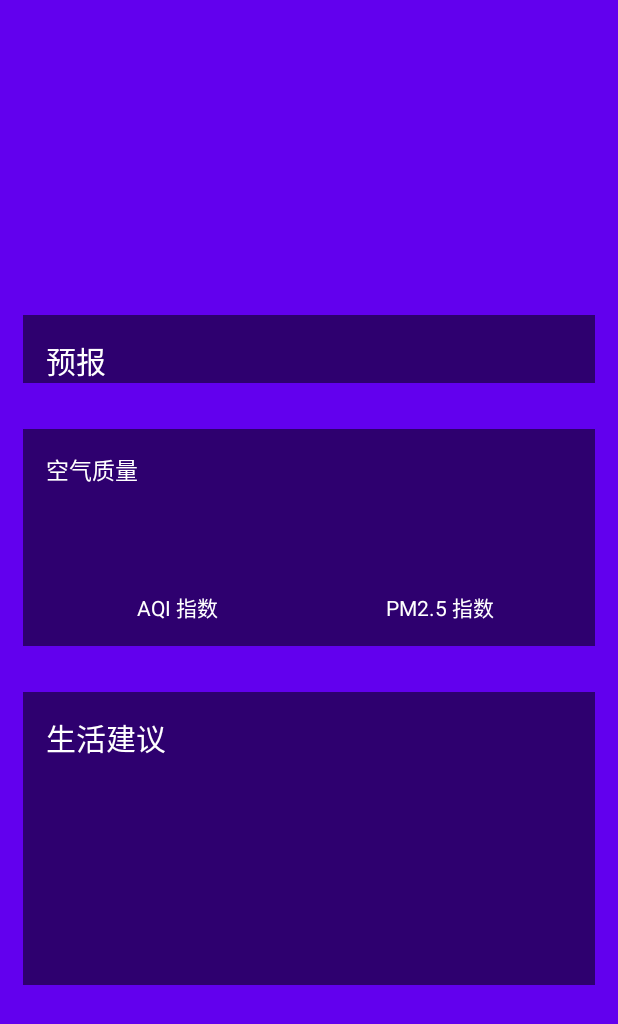
After one commit to Andy-Wang-cn/ChinaWeather, an Android app: the layout activity_weather.xml on its own in the app's theme, with its tools: preview values and no code run, on a phone screen of 412 x 824 dp. The commit adds this screen. Shown: the top 1024 px of the screen. Run offline under Robolectric (Android 15) with nearby library versions, the phone set to English and light mode, and no system bars.

Commit message:
add show weather

```diff
--- a/app/build.gradle
+++ b/app/build.gradle
@@ -32,6 +32,8 @@ dependencies {
     implementation 'androidx.appcompat:appcompat:1.2.0'
     implementation 'com.google.android.material:material:1.3.0'
     implementation 'androidx.constraintlayout:constraintlayout:2.0.4'
+    implementation 'com.android.support:appcompat-v7:26.+'
+    implementation 'com.android.support.constraint:constraint-layout:2.0.4'
     testImplementation 'junit:junit:4.+'
     androidTestImplementation 'androidx.test.ext:junit:1.1.2'
     androidTestImplementation 'androidx.test.espresso:espresso-core:3.3.0'
--- a/app/src/main/AndroidManifest.xml
+++ b/app/src/main/AndroidManifest.xml
@@ -3,6 +3,7 @@
     package="com.chinaweaher.android">
 
     <uses-permission android:name="android.permission.INTERNET" />
+
     <application
         android:name="org.litepal.LitePalApplication"
         android:allowBackup="true"
@@ -11,6 +12,9 @@
         android:roundIcon="@mipmap/ic_launcher_round"
         android:supportsRtl="true"
         android:theme="@style/Theme.ChinaWeather">
+        <activity
+            android:name=".WeatherActivity"
+            android:exported="true" />
         <activity
             android:name=".MainActivity"
             android:exported="true">
--- /dev/null
+++ b/app/src/main/res/layout/activity_weather.xml
@@ -0,0 +1,33 @@
+<?xml version="1.0" encoding="utf-8"?>
+<FrameLayout xmlns:android="http://schemas.android.com/apk/res/android"
+    android:layout_width="match_parent"
+    android:layout_height="match_parent"
+    android:background="?android:attr/colorPrimary">
+<ImageView
+    android:id="@+id/bing_pic_img"
+    android:layout_width="match_parent"
+    android:layout_height="match_parent"
+    android:scaleType="centerCrop"/>
+    <ScrollView
+        android:id="@+id/weather_layout"
+        android:layout_width="match_parent"
+        android:layout_height="match_parent"
+        android:scrollbars="none"
+        android:overScrollMode="never">
+        <LinearLayout
+            android:orientation="vertical"
+            android:layout_width="match_parent"
+            android:layout_height="wrap_content"
+            android:overScrollMode="never">
+            <include layout="@layout/title"/>
+            <include layout="@layout/now"/>
+            <include layout="@layout/forecast"/>
+            <include layout="@layout/aqi"/>
+            <include layout="@layout/suggestion"/>
+
+        </LinearLayout>
+    </ScrollView>
+
+
+
+</FrameLayout>
--- /dev/null
+++ b/app/src/main/res/layout/aqi.xml
@@ -0,0 +1,73 @@
+<?xml version="1.0" encoding="utf-8"?>
+<LinearLayout xmlns:android="http://schemas.android.com/apk/res/android"
+    android:orientation="vertical"
+    android:layout_width="match_parent"
+    android:layout_height="match_parent"
+    android:layout_margin="15dp"
+    android:background="#8000">
+
+    <TextView
+        android:layout_width="wrap_content"
+        android:layout_height="wrap_content"
+        android:layout_marginLeft="15dp"
+        android:layout_marginTop="15dp"
+        android:text="空气质量"
+        android:textColor="#fff"
+        android:textSize="15dp"/>
+
+    <LinearLayout
+        android:layout_width="match_parent"
+        android:layout_height="wrap_content"
+        android:layout_margin="15dp">
+        <RelativeLayout
+            android:layout_width="0dp"
+            android:layout_height="match_parent"
+            android:layout_weight="1">
+            <LinearLayout
+                android:orientation="vertical"
+                android:layout_width="match_parent"
+                android:layout_height="wrap_content"
+                android:layout_centerInParent="true">
+                <TextView
+                    android:id="@+id/aqi_text"
+                    android:layout_width="wrap_content"
+                    android:layout_height="wrap_content"
+                    android:layout_gravity="center"
+                    android:textColor="#fff"
+                    android:textSize="40sp"/>
+                <TextView
+                    android:layout_width="wrap_content"
+                    android:layout_height="wrap_content"
+                    android:layout_gravity="center"
+                    android:text="AQI 指数"
+                    android:textColor="#fff"/>
+            </LinearLayout>
+        </RelativeLayout>
+        <RelativeLayout
+            android:layout_width="0dp"
+            android:layout_height="match_parent"
+            android:layout_weight="1">
+            <LinearLayout
+                android:orientation="vertical"
+                android:layout_width="match_parent"
+                android:layout_height="wrap_content"
+                android:layout_centerInParent="true">
+                <TextView
+                    android:id="@+id/pm25_text"
+                    android:layout_width="wrap_content"
+                    android:layout_height="wrap_content"
+                    android:layout_gravity="center"
+                    android:textColor="#fff"
+                    android:textSize="40sp"/>
+                <TextView
+                    android:layout_width="wrap_content"
+                    android:layout_height="wrap_content"
+                    android:layout_gravity="center"
+                    android:text="PM2.5 指数"
+                    android:textColor="#fff"/>
+            </LinearLayout>
+        </RelativeLayout>
+    </LinearLayout>
+
+
+</LinearLayout>
--- /dev/null
+++ b/app/src/main/res/layout/forecast.xml
@@ -0,0 +1,24 @@
+<?xml version="1.0" encoding="utf-8"?>
+<LinearLayout xmlns:android="http://schemas.android.com/apk/res/android"
+    android:orientation="vertical"
+    android:layout_width="match_parent"
+    android:layout_height="wrap_content"
+    android:layout_margin="15dp"
+    android:background="#8000">
+
+    <TextView
+        android:layout_width="wrap_content"
+        android:layout_height="wrap_content"
+        android:layout_marginLeft="15dp"
+        android:layout_marginTop="15dp"
+        android:text="预报"
+        android:textColor="#fff"
+        android:textSize="20sp"/>
+    <LinearLayout
+        android:id="@+id/forecast_layout"
+        android:orientation="vertical"
+        android:layout_width="match_parent"
+        android:layout_height="wrap_content"/>
+
+
+</LinearLayout>
--- /dev/null
+++ b/app/src/main/res/layout/now.xml
@@ -0,0 +1,24 @@
+<?xml version="1.0" encoding="utf-8"?>
+<LinearLayout xmlns:android="http://schemas.android.com/apk/res/android"
+    android:orientation="vertical"
+    android:layout_width="match_parent"
+    android:layout_height="match_parent"
+    android:layout_margin="15dp">
+
+    <TextView
+        android:id="@+id/degree_text"
+        android:layout_width="wrap_content"
+        android:layout_height="wrap_content"
+        android:layout_gravity="end"
+        android:textColor="#fff"
+        android:textSize="60sp"/>
+
+    <TextView
+        android:id="@+id/weather_info_text"
+        android:layout_width="wrap_content"
+        android:layout_height="wrap_content"
+        android:layout_gravity="end"
+        android:textColor="#fff"
+        android:textSize="20sp"/>
+
+</LinearLayout>
--- /dev/null
+++ b/app/src/main/res/layout/suggestion.xml
@@ -0,0 +1,35 @@
+<?xml version="1.0" encoding="utf-8"?>
+<LinearLayout xmlns:android="http://schemas.android.com/apk/res/android"
+    android:orientation="vertical"
+    android:layout_width="match_parent"
+    android:layout_height="wrap_content"
+    android:layout_margin="15dp"
+    android:background="#8000">
+    <TextView
+        android:layout_width="wrap_content"
+        android:layout_height="wrap_content"
+        android:layout_marginLeft="15dp"
+        android:layout_marginTop="15dp"
+        android:text="生活建议"
+        android:textColor="#fff"
+        android:textSize="20sp"/>
+    <TextView
+        android:id="@+id/comfort_text"
+        android:layout_width="wrap_content"
+        android:layout_height="wrap_content"
+        android:layout_margin="15dp"
+        android:textColor="#fff"/>
+    <TextView
+        android:id="@+id/car_wash_text"
+        android:layout_width="wrap_content"
+        android:layout_height="wrap_content"
+        android:layout_margin="15dp"
+        android:textColor="#fff"/>
+    <TextView
+        android:id="@+id/sport_text"
+        android:layout_width="wrap_content"
+        android:layout_height="wrap_content"
+        android:layout_margin="15dp"
+        android:textColor="#fff"/>
+
+</LinearLayout>
--- /dev/null
+++ b/app/src/main/res/layout/title.xml
@@ -0,0 +1,24 @@
+<?xml version="1.0" encoding="utf-8"?>
+<RelativeLayout xmlns:android="http://schemas.android.com/apk/res/android"
+    android:layout_width="match_parent"
+    android:layout_height="?attr/actionBarSize">
+
+    <TextView
+        android:id="@+id/title_city"
+        android:layout_width="wrap_content"
+        android:layout_height="wrap_content"
+        android:layout_centerInParent="true"
+        android:textColor="#fff"
+        android:textSize="20sp"/>
+
+    <TextView
+        android:id="@+id/title_update_time"
+        android:layout_width="wrap_content"
+        android:layout_height="wrap_content"
+        android:layout_marginRight="10dp"
+        android:layout_alignParentRight="true"
+        android:layout_centerVertical="true"
+        android:textColor="#fff"
+        android:textSize="16sp"/>
+
+</RelativeLayout>
```
Also changed, not shown: app/src/main/java/com/chinaweaher/android/ChooseAreaFragment.java (+8 -0 lines), app/src/main/java/com/chinaweaher/android/MainActivity.java (+9 -0 lines), app/src/main/java/com/chinaweaher/android/WeatherActivity.java (added, +197 -0 lines), app/src/main/java/com/chinaweaher/android/gson/AQI.java (added, +11 -0 lines), app/src/main/java/com/chinaweaher/android/gson/Basic.java (added, +19 -0 lines), app/src/main/java/com/chinaweaher/android/gson/Forecast.java (added, +22 -0 lines), app/src/main/java/com/chinaweaher/android/gson/Now.java (added, +16 -0 lines), app/src/main/java/com/chinaweaher/android/gson/Suggestion.java (added, +28 -0 lines), app/src/main/java/com/chinaweaher/android/gson/Weather.java (added, +20 -0 lines), app/src/main/java/com/chinaweaher/android/util/Utility.java (+14 -0 lines), app/src/main/res/layout/forecast_item.xml (added, +40 -0 lines).
